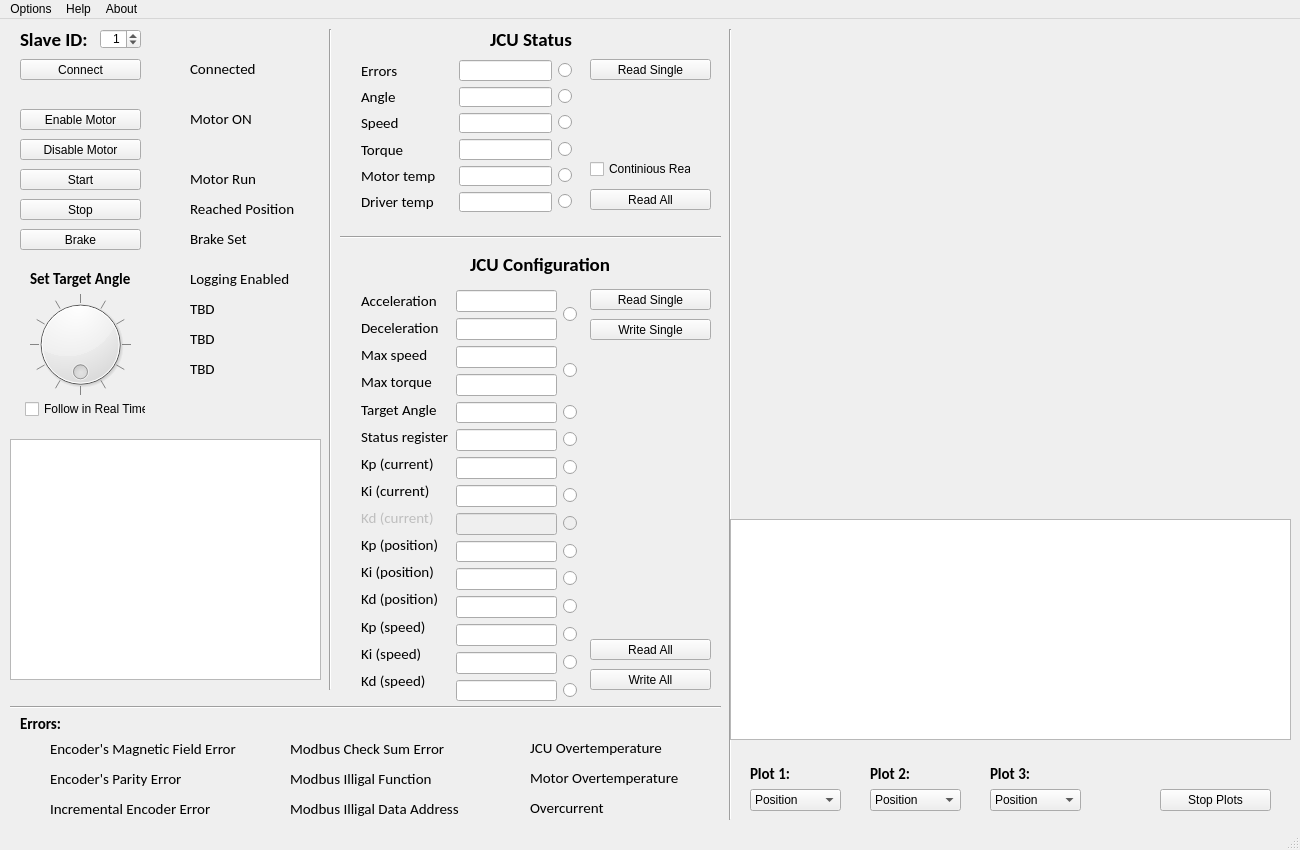
Qt form ui/JCU_GUI_V3_QtDesign.ui (Nigiritka/JCU_GUI) before a commit.
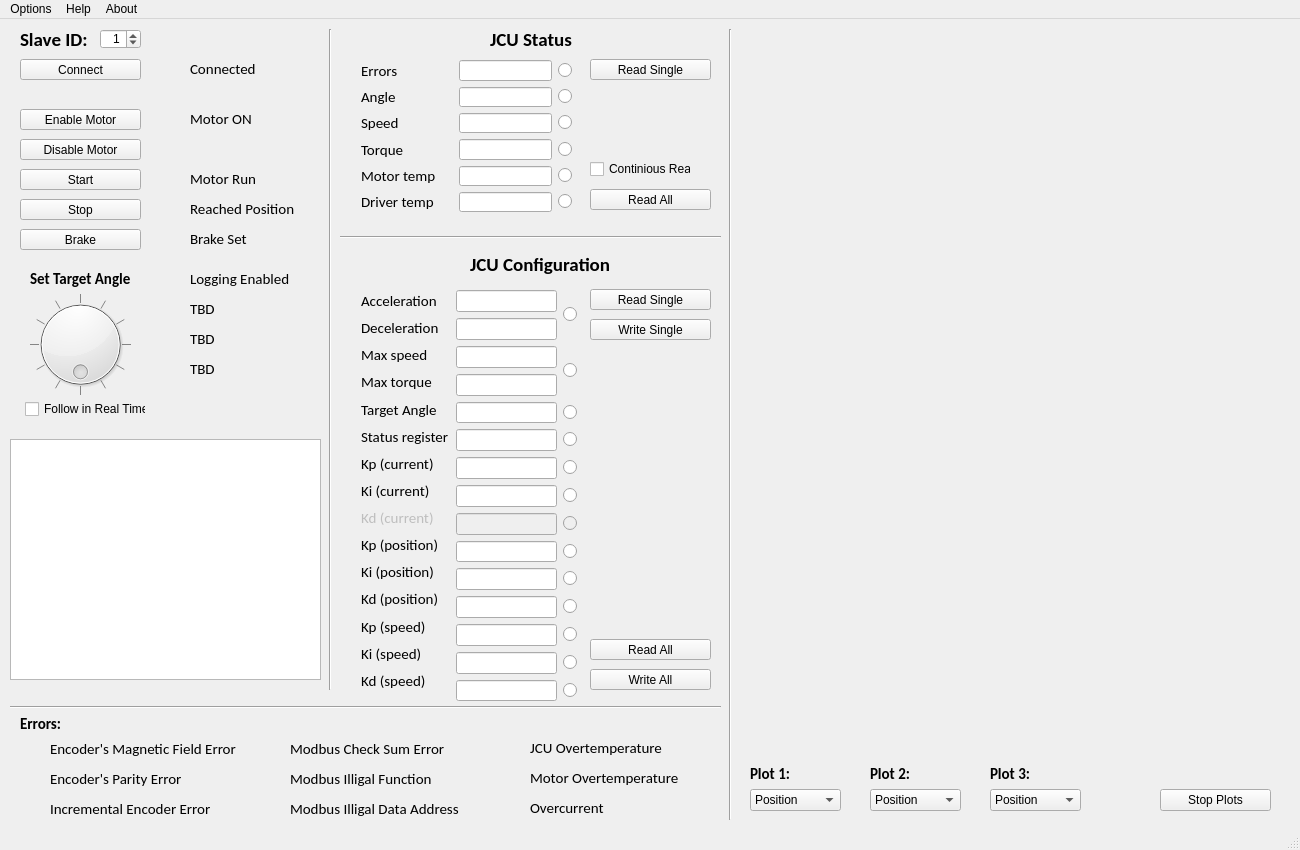
The same form after that commit. Icons and pictures are not drawn. Custom widgets are drawn as their Qt base class.

```diff
--- a/ui/JCU_GUI_V3_QtDesign.ui
+++ b/ui/JCU_GUI_V3_QtDesign.ui
@@ -420,9 +420,9 @@
    <widget class="QWidget" name="plot_widget_1" native="true">
     <property name="geometry">
      <rect>
-      <x>730</x>
+      <x>740</x>
       <y>20</y>
-      <width>561</width>
+      <width>541</width>
       <height>221</height>
      </rect>
     </property>
@@ -433,9 +433,9 @@
     </property>
     <property name="geometry">
      <rect>
-      <x>730</x>
+      <x>750</x>
       <y>260</y>
-      <width>561</width>
+      <width>531</width>
       <height>221</height>
      </rect>
     </property>
@@ -2170,12 +2170,15 @@
      <string>Stop Plots</string>
     </property>
    </widget>
-   <widget class="PlotWidget" name="graphicsView">
+   <widget class="QWidget" name="plot_widget_3" native="true">
+    <property name="enabled">
+     <bool>false</bool>
+    </property>
     <property name="geometry">
      <rect>
-      <x>730</x>
+      <x>750</x>
       <y>500</y>
-      <width>561</width>
+      <width>531</width>
       <height>221</height>
      </rect>
     </property>
@@ -2263,13 +2266,6 @@
    </property>
   </action>
  </widget>
- <customwidgets>
-  <customwidget>
-   <class>PlotWidget</class>
-   <extends>QGraphicsView</extends>
-   <header>pyqtgrach</header>
-  </customwidget>
- </customwidgets>
  <tabstops>
   <tabstop>slaveidspinBox</tabstop>
  </tabstops>
```
Left out of the diff: 17 changed lines with no effect on the pictures.
